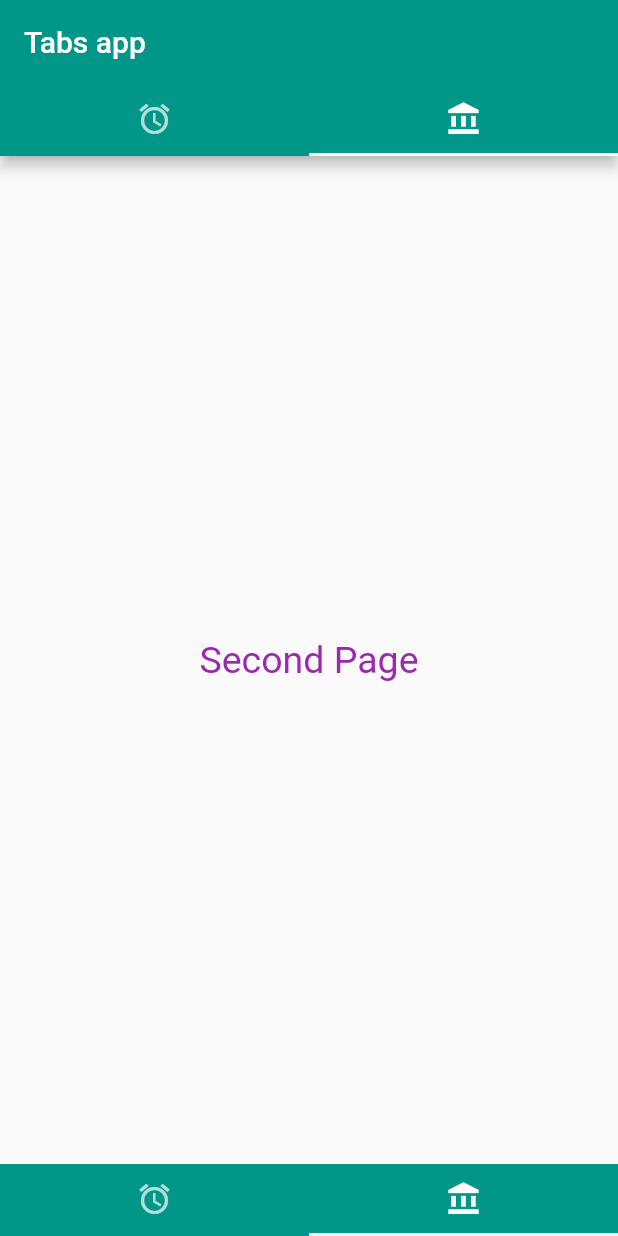
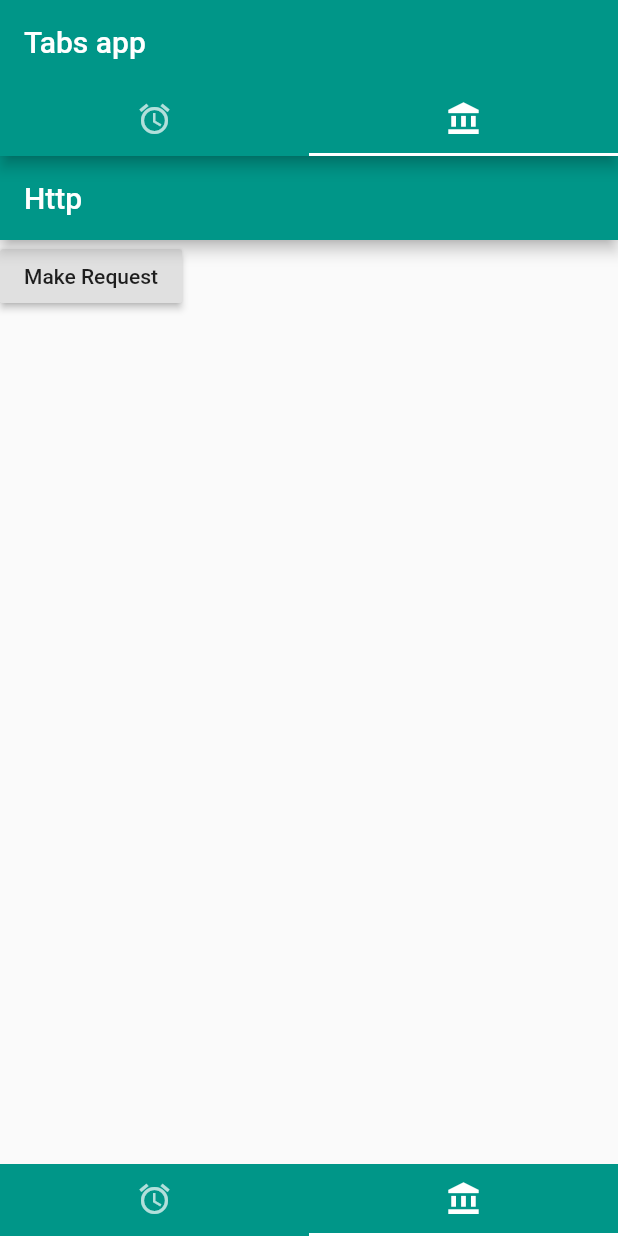
Before and after one commit to porrametict/learnflutter, a Flutter app: the screen it shows after launch, tab 2 chosen, on a phone screen of 412 x 824 dp. Run offline on Flutter 3.47's test engine with Material 2 defaults, Android fonts, the phone set to English and light mode, and no system bars.

Commit message:
http request

```diff
--- a/furniture_app/lib/firstpage.dart
+++ b/furniture_app/lib/firstpage.dart
@@ -1,4 +1,7 @@
 import 'package:flutter/material.dart';
+
+import 'dart:async';
+
 
 class FirstPAge extends StatelessWidget {
   @override
--- a/furniture_app/lib/main.dart
+++ b/furniture_app/lib/main.dart
@@ -1,5 +1,3 @@
-import 'dart:async';
-
 import 'package:flutter/material.dart';
 
 import './firstpage.dart' as fristPage;
--- a/furniture_app/lib/second.dart
+++ b/furniture_app/lib/second.dart
@@ -1,14 +1,42 @@
+import 'dart:async';
+
+import 'dart:convert';
+
 import 'package:flutter/material.dart';
 
-class FirstPAge extends StatelessWidget {
+import 'package:http/http.dart' as http;
+
+class FirstPAge extends StatefulWidget {
+  @override
+  State<StatefulWidget> createState() {
+    // TODO: implement createState
+    return new _FirstPAgeState();
+  }
+}
+
+class _FirstPAgeState extends State<FirstPAge> {
+  String url = 'https://randomuser.me/api/';
+
+  Future<String> makeRequest() async {
+    var response = await http
+        .get(Uri.encodeFull(url), headers: {"Accept": "application/json"});
+    List data ;
+
+    var extradata = jsonDecode(response.body);
+    data = extradata["results"];
+    print(data[0]["name"]);
+  }
+
   @override
   Widget build(BuildContext context) {
-    return Container(
-      child: Center(
-        child: Text(
-          'Second Page',
-          style: new TextStyle(fontSize: 25.0, color: Colors.purple),
-        ),
+    // TODO: implement build
+    return new Scaffold(
+      appBar: AppBar(
+        title: Text('Http '),
+      ),
+      body: RaisedButton(
+        child: Text('Make Request'),
+        onPressed: makeRequest,
       ),
     );
   }
--- a/furniture_app/pubspec.yaml
+++ b/furniture_app/pubspec.yaml
@@ -15,6 +15,7 @@ environment:
 dependencies:
   flutter:
     sdk: flutter
+  http : ^0.12.0+1
 
   # The following adds the Cupertino Icons font to your application.
   # Use with the CupertinoIcons class for iOS style icons.
```
